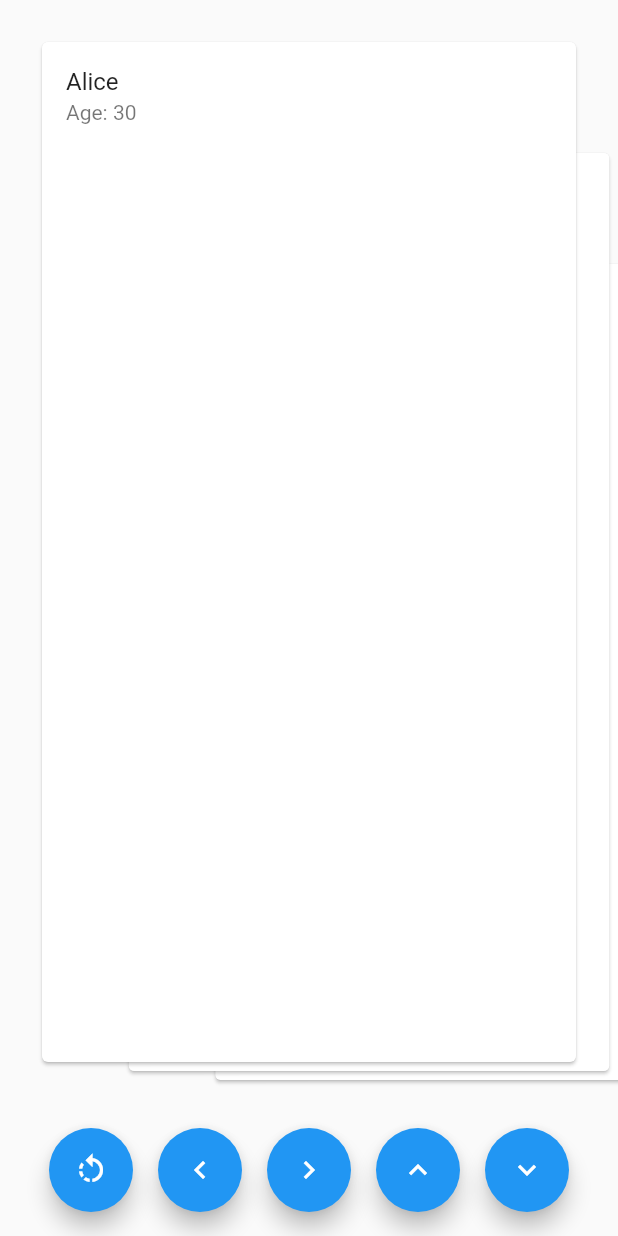
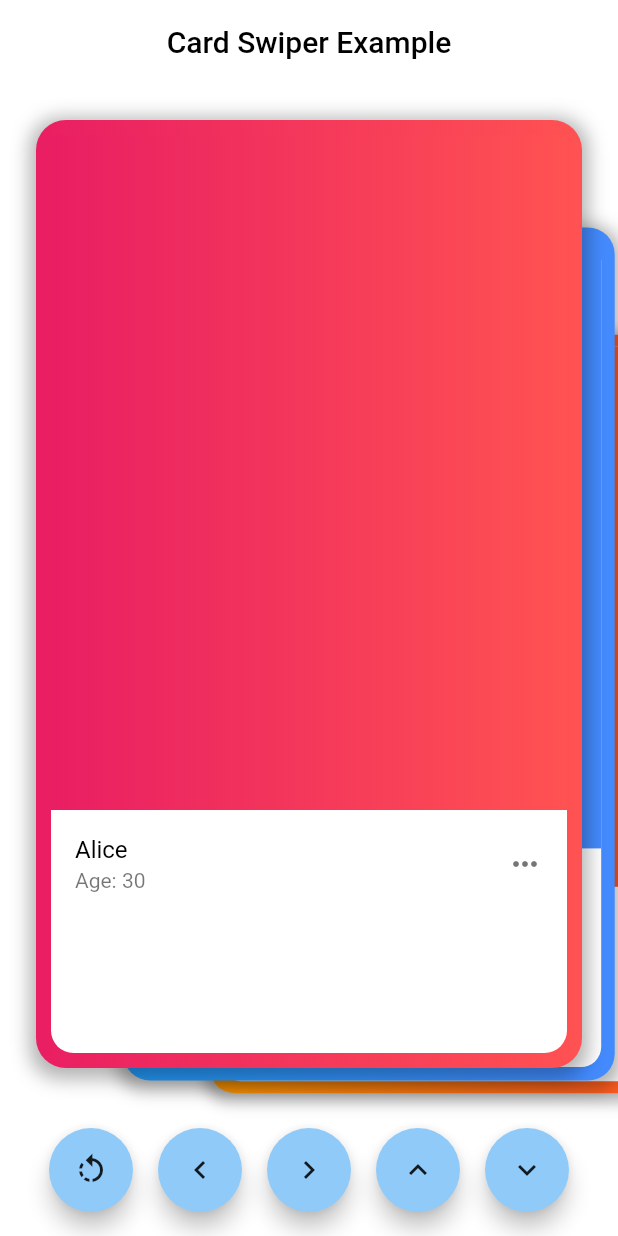
Before and after one commit to funky-dev99/Card-Swiper, a Flutter app: the screen it shows after launch, on a phone screen of 412 x 824 dp. Run offline on Flutter 3.47's test engine with Material 2 defaults, Android fonts, the phone set to English and light mode, and no system bars; drawn by our look-alikes of flutter_card_swiper.

Commit message:
Decorations Added

```diff
--- a/card_swiper/lib/example_card.dart
+++ b/card_swiper/lib/example_card.dart
@@ -3,15 +3,63 @@ import 'example_candidate_model.dart';
 
 class ExampleCard extends StatelessWidget {
   final Candidate candidate;
+  final int cardIndex;  // Add a field for the index
 
-  const ExampleCard({Key? key, required this.candidate}) : super(key: key);
+  const ExampleCard({
+    Key? key,
+    required this.candidate,
+    required this.cardIndex,  // Require an index
+  }) : super(key: key);
+
+  // Define a list of gradients
+  static final List<LinearGradient> cardGradients = [
+    LinearGradient(colors: [Colors.pink, Colors.redAccent]),
+    LinearGradient(colors: [Colors.blue, Colors.blueAccent]),
+    LinearGradient(colors: [Colors.orange, Colors.deepOrange]),
+    LinearGradient(colors: [Colors.purple, Colors.deepPurple]),
+  ];
 
   @override
   Widget build(BuildContext context) {
-    return Card(
-      child: ListTile(
-        title: Text(candidate.name),
-        subtitle: Text('Age: ${candidate.age}'),
+    // Use the index to select a gradient
+    final gradient = cardGradients[cardIndex % cardGradients.length];
+
+    return Container(
+      width: double.infinity, // take the full width available
+      height: 550, // define a fixed height for each card
+      decoration: BoxDecoration(
+        borderRadius: BorderRadius.circular(20),
+        gradient: gradient,  // Apply the gradient here
+        boxShadow: [
+          BoxShadow(
+            color: Colors.black.withOpacity(0.3),
+            spreadRadius: 4,
+            blurRadius: 10,
+            offset: Offset(0, 3),
+          ),
+        ],
+      ),
+      child: Container(
+        margin: const EdgeInsets.all(10.0),
+        decoration: BoxDecoration(
+          borderRadius: BorderRadius.circular(15),
+          color: Colors.white,
+        ),
+        child: Column(
+          children: [
+            Container(
+              height: 450,
+              decoration:BoxDecoration(
+                  gradient: gradient
+              ) ,
+            ),
+            ListTile(
+              title: Text(candidate.name, style: TextStyle(color: Colors.black)),
+              subtitle: Text('Age: ${candidate.age}', style: TextStyle(color: Colors.black54)),
+              trailing: Icon(Icons.more_horiz, color: Colors.black54),
+            ),
+          ],
+        ),
       ),
     );
   }
--- a/card_swiper/lib/main.dart
+++ b/card_swiper/lib/main.dart
@@ -1,5 +1,3 @@
-
-
 import 'package:card_swiper/example_card.dart';
 import 'package:flutter/material.dart';
 import 'package:flutter_card_swiper/flutter_card_swiper.dart';
@@ -26,29 +24,42 @@ class Example extends StatefulWidget {
 
 class _ExamplePageState extends State<Example> {
   final CardSwiperController controller = CardSwiperController();
-
   final List<Candidate> candidates = [
     Candidate(name: 'Alice', age: 30),
     Candidate(name: 'Bob', age: 24),
     Candidate(name: 'Charlie', age: 29),
+    Candidate(name: 'Funky', age: 25),
   ];
 
-  late final List<Widget> cards = candidates
-      .map((candidate) => ExampleCard(candidate: candidate))
+  late final List<Widget> cards;
+
+  @override
+  void initState() {
+    super.initState();
+    cards = candidates
+        .asMap()
+        .entries
+        .map((entry) => ExampleCard(candidate: entry.value, cardIndex: entry.key))
         .toList();
+  }
 
 
-  @override
-  void dispose() {
-    controller.dispose();
-    super.dispose();
-  }
 
   @override
   Widget build(BuildContext context) {
     return Scaffold(
-      body: SafeArea(
-        child: Column(
+      backgroundColor: Colors.white,
+      appBar: AppBar(
+        backgroundColor: Colors.white,
+        title: const Center(
+            child: Text(
+          'Card Swiper Example',
+          style: TextStyle(color: Colors.black),
+        ),
+        ),
+        elevation: 0,
+      ),
+      body: Column(
         children: [
           Flexible(
             child: CardSwiper(
@@ -76,30 +87,39 @@ class _ExamplePageState extends State<Example> {
                 FloatingActionButton(
                   onPressed: controller.undo,
                   child: const Icon(Icons.rotate_left),
+                  backgroundColor: Colors.blue.shade200,
+                  foregroundColor: Colors.black87,
                 ),
                 FloatingActionButton(
                   onPressed: () => controller.swipe(CardSwiperDirection.left),
                   child: const Icon(Icons.keyboard_arrow_left),
+                  backgroundColor: Colors.blue.shade200,
+                  foregroundColor: Colors.black87,
                 ),
                 FloatingActionButton(
                   onPressed: () =>
                       controller.swipe(CardSwiperDirection.right),
                   child: const Icon(Icons.keyboard_arrow_right),
+                  backgroundColor: Colors.blue.shade200,
+                  foregroundColor: Colors.black87,
                 ),
                 FloatingActionButton(
                   onPressed: () => controller.swipe(CardSwiperDirection.top),
                   child: const Icon(Icons.keyboard_arrow_up),
+                  backgroundColor: Colors.blue.shade200,
+                  foregroundColor: Colors.black87,
                 ),
                 FloatingActionButton(
                   onPressed: () =>
                       controller.swipe(CardSwiperDirection.bottom),
                   child: const Icon(Icons.keyboard_arrow_down),
+                  backgroundColor: Colors.blue.shade200,
+                  foregroundColor: Colors.black87,
                 ),
               ],
             ),
           ),
         ],
-        ),
       ),
     );
   }
```
Lines whose indentation alone changed are shown as unchanged.
